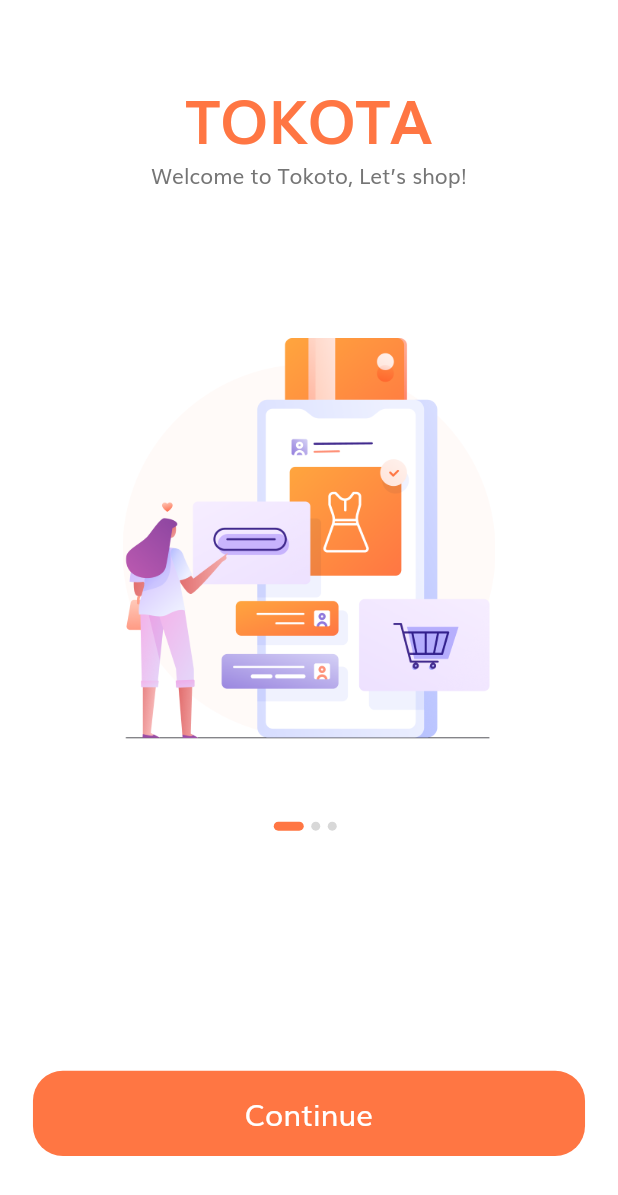
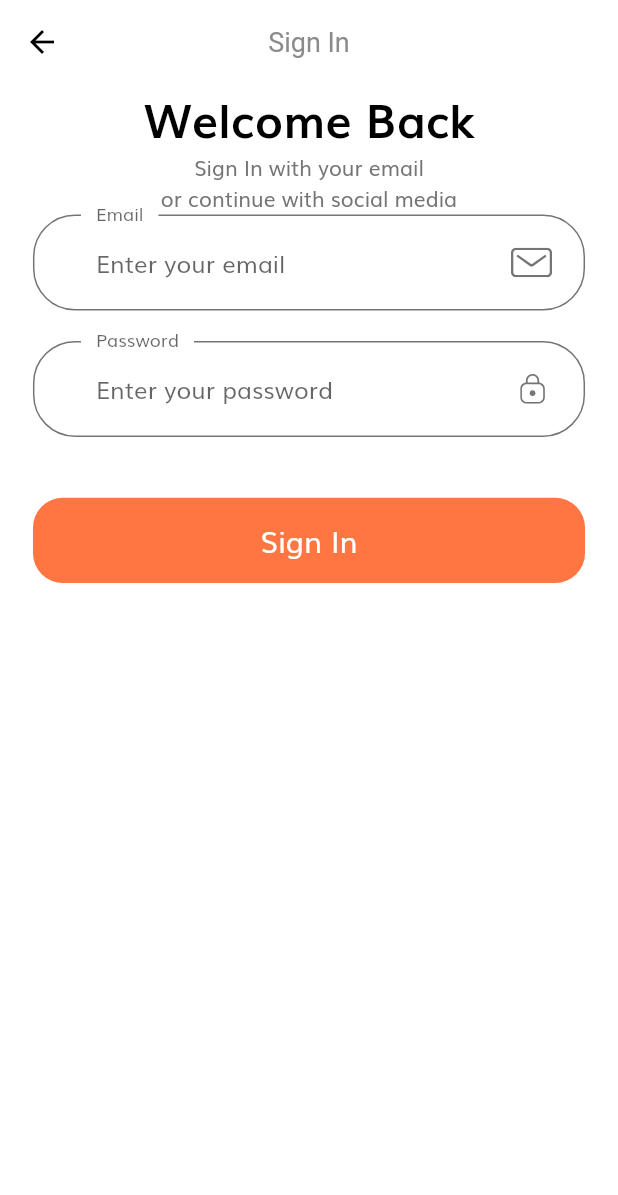
Before and after one commit to AlMamun-CSE/E-Commerce-Final-With-Flutter, a Flutter app: the screen it shows after launch, after a tap on "Continue", on a phone screen of 412 x 824 dp. Shown: the top 1195 px of the screen. Run offline on Flutter 3.47's test engine with Material 2 defaults, Android fonts, the phone set to English and light mode, and no system bars; our stand-ins replace flutter_svg.

Commit message:
Email And Password Text Field Complete!

```diff
--- a/lib/components/body.dart
+++ b/lib/components/body.dart
@@ -1,5 +1,6 @@
 import 'package:flutter/material.dart';
 import 'package:tokota/constants.dart';
+import 'package:tokota/screen/sign_in/sign_in_screen.dart';
 import 'package:tokota/size_config.dart';
 
 //This the best practices
@@ -72,7 +73,7 @@ class _BodyState extends State<Body> {
                   DefaultButton(
                     text: "Continue",
                     press: (){
-
+                      Navigator.pushNamed(context, SignInScreen.routeName);
                     },
                   ),
                   Spacer(),
--- a/lib/constants.dart
+++ b/lib/constants.dart
@@ -11,3 +11,16 @@ const kSecondaryColor = Color(0xFF979797);
 const kTextColor = Color(0xFF757575);
 
 const kAnimationDuration = Duration(milliseconds: 200);
+
+
+// Form Error
+final RegExp emailValidatorRegExp =
+RegExp(r"^[a-zA-Z0-9.]+@[a-zA-Z0-9]+\.[a-zA-Z]+");
+const String kEmailNullError = "Please Enter your email";
+const String kInvalidEmailError = "Please Enter Valid Email";
+const String kPassNullError = "Please Enter your password";
+const String kShortPassError = "Password is too short";
+const String kMatchPassError = "Passwords don't match";
+const String kNamelNullError = "Please Enter your name";
+const String kPhoneNumberNullError = "Please Enter your phone number";
+const String kAddressNullError = "Please Enter your address";
--- a/lib/main.dart
+++ b/lib/main.dart
@@ -2,6 +2,7 @@ import 'package:flutter/material.dart';
 import 'package:tokota/constants.dart';
 import 'package:tokota/route.dart';
 import 'package:tokota/screen/splash/SplashScreen.dart';
+import 'package:tokota/theme.dart';
 
 void main() {
   runApp(MyApp());
@@ -14,15 +15,7 @@ class MyApp extends StatelessWidget {
     return MaterialApp(
       debugShowCheckedModeBanner: false,
       title: 'Flutter Demo',
-      theme: ThemeData(
-        scaffoldBackgroundColor: Colors.white,
-        fontFamily: "Muli",
-        textTheme: TextTheme(
-          bodyText1: TextStyle(color: kTextColor),
-          bodyText2: TextStyle(color: kTextColor),
-        ),
-        visualDensity: VisualDensity.adaptivePlatformDensity,
-      ),
+      theme: themeData(),
       // home: SplashScreen(),
       initialRoute: SplashScreen.routeName,
       routes: route,
--- a/lib/route.dart
+++ b/lib/route.dart
@@ -1,8 +1,10 @@
 import 'package:flutter/material.dart';
+import 'package:tokota/screen/sign_in/sign_in_screen.dart';
 import 'package:tokota/screen/splash/SplashScreen.dart';
 
 // we use route name
 // All our route will be available
 final Map<String, WidgetBuilder> route = {
   SplashScreen.routeName: (context) => SplashScreen(),
+  SignInScreen.routeName: (context) => SignInScreen(),
 };
--- /dev/null
+++ b/lib/screen/sign_in/custom_surffix_icon.dart
@@ -0,0 +1,29 @@
+import 'package:flutter/material.dart';
+import 'package:flutter_svg/svg.dart';
+
+import '../../size_config.dart';
+
+class CustomSurffixIcon extends StatelessWidget {
+  const CustomSurffixIcon({
+    Key key,
+    @required this.svgIcon,
+  }) : super(key: key);
+
+  final String svgIcon;
+
+  @override
+  Widget build(BuildContext context) {
+    return Padding(
+      padding: EdgeInsets.fromLTRB(
+        0,
+        getProportionateScreenWidth(20),
+        getProportionateScreenWidth(20),
+        getProportionateScreenWidth(20),
+      ),
+      child: SvgPicture.asset(
+        svgIcon,
+        height: getProportionateScreenWidth(18),
+      ),
+    );
+  }
+}
--- /dev/null
+++ b/lib/screen/sign_in/sign_in_body.dart
@@ -0,0 +1,166 @@
+import 'package:flutter/material.dart';
+import 'package:flutter/services.dart';
+import 'package:flutter_svg/flutter_svg.dart';
+import 'package:flutter_svg/parser.dart';
+import 'package:tokota/components/default_button.dart';
+import 'package:tokota/constants.dart';
+import 'package:tokota/size_config.dart';
+import 'package:tokota/theme.dart';
+
+import 'custom_surffix_icon.dart';
+import 'form_errors.dart';
+
+class SignInBody extends StatelessWidget {
+  @override
+  Widget build(BuildContext context) {
+    return SafeArea(
+      child: SizedBox(
+        width: double.infinity,
+        child: Padding(
+          padding:
+              EdgeInsets.symmetric(horizontal: getProportionateScreenWidth(20)),
+          child: Column(
+            children: <Widget>[
+              Text(
+                "Welcome Back",
+                style: TextStyle(
+                  color: Colors.black,
+                  fontSize: getProportionateScreenWidth(28),
+                  fontWeight: FontWeight.bold,
+                ),
+              ),
+              Text(
+                "Sign In with your email \nor continue with social media",
+                textAlign: TextAlign.center,
+              ),
+              SignFrom(),
+            ],
+          ),
+        ),
+      ),
+    );
+  }
+}
+
+class SignFrom extends StatefulWidget {
+  @override
+  _SignFromState createState() => _SignFromState();
+}
+
+class _SignFromState extends State<SignFrom> {
+  final _fromKey = GlobalKey<FormState>();
+  String email;
+  String password;
+  final List<String> errors = [];
+
+  @override
+  Widget build(BuildContext context) {
+    return Form(
+      key: _fromKey,
+      child: Column(
+        children: [
+          buildEmailFormField(),
+          SizedBox(
+            height: getProportionateScreenHeight(20),
+          ),
+          buildPasswordFormField(),
+          SizedBox(
+            height: getProportionateScreenHeight(20),
+          ),
+          FromError(errors: errors),
+          SizedBox(
+            height: getProportionateScreenHeight(20),
+          ),
+          DefaultButton(
+            text: "Sign In",
+            press: () {
+              if (_fromKey.currentState.validate()) {
+                _fromKey.currentState.save();
+              }
+            },
+          )
+        ],
+      ),
+    );
+  }
+
+  TextFormField buildPasswordFormField() {
+    return TextFormField(
+      obscureText: true,
+      onSaved: (newValue) => password = newValue,
+      onChanged: (value) {
+        if (value.isNotEmpty && errors.contains(kPassNullError)) {
+          setState(() {
+            errors.remove(kPassNullError);
+          });
+        } else if (value.length >= 8 && errors.contains(kShortPassError)) {
+          setState(() {
+            errors.remove(kShortPassError);
+          });
+        }
+        return null;
+      },
+      validator: (value) {
+        if (value.isEmpty && !errors.contains(kPassNullError)) {
+          setState(() {
+            errors.add(kPassNullError);
+          });
+        } else if (value.length < 8 && !errors.contains(kShortPassError)) {
+          setState(() {
+            errors.add(kShortPassError);
+          });
+        }
+        return null;
+      },
+      decoration: InputDecoration(
+        labelText: "Password",
+        hintText: "Enter your password",
+        floatingLabelBehavior: FloatingLabelBehavior.always,
+        suffixIcon: CustomSurffixIcon(
+          svgIcon: "assets/icons/Lock.svg",
+        ),
+      ),
+    );
+  }
+
+  TextFormField buildEmailFormField() {
+    return TextFormField(
+      keyboardType: TextInputType.emailAddress,
+      onSaved: (newValue) => email = newValue,
+      onChanged: (value) {
+        if (value.isNotEmpty && errors.contains(kEmailNullError)) {
+          setState(() {
+            errors.remove(kEmailNullError);
+          });
+        } else if (emailValidatorRegExp.hasMatch(value) &&
+            errors.contains(kInvalidEmailError)) {
+          setState(() {
+            errors.remove(kInvalidEmailError);
+          });
+        }
+        return null;
+      },
+      validator: (value) {
+        if (value.isEmpty && !errors.contains(kEmailNullError)) {
+          setState(() {
+            errors.add(kEmailNullError);
+          });
+        } else if (!emailValidatorRegExp.hasMatch(value) &&
+            !errors.contains(kInvalidEmailError)) {
+          setState(() {
+            errors.add(kInvalidEmailError);
+          });
+        }
+        return null;
+      },
+      decoration: InputDecoration(
+        labelText: "Email",
+        hintText: "Enter your email",
+        floatingLabelBehavior: FloatingLabelBehavior.always,
+        suffixIcon: CustomSurffixIcon(
+          svgIcon: "assets/icons/Mail.svg",
+        ),
+      ),
+    );
+  }
+}
--- /dev/null
+++ b/lib/screen/sign_in/sign_in_screen.dart
@@ -0,0 +1,18 @@
+import 'package:flutter/material.dart';
+import 'package:tokota/screen/sign_in/sign_in_body.dart';
+
+class SignInScreen extends StatelessWidget {
+  static String routeName = "/sign_in";
+  @override
+  Widget build(BuildContext context) {
+    return Scaffold(
+      appBar: AppBar(
+        centerTitle: true,
+        title: Text(
+          "Sign In",
+        ),
+      ),
+      body: SignInBody(),
+    );
+  }
+}
--- a/lib/theme.dart
+++ b/lib/theme.dart
@@ -2,7 +2,7 @@ import 'package:flutter/material.dart';
 
 import 'constants.dart';
 
-ThemeData theme() {
+ThemeData themeData(){
   return ThemeData(
     scaffoldBackgroundColor: Colors.white,
     fontFamily: "Muli",
@@ -15,16 +15,14 @@ ThemeData theme() {
 
 InputDecorationTheme inputDecorationTheme() {
   OutlineInputBorder outlineInputBorder = OutlineInputBorder(
-    borderRadius: BorderRadius.circular(28),
-    borderSide: BorderSide(color: kTextColor),
-    gapPadding: 10,
-  );
+      borderRadius: BorderRadius.circular(28),
+      borderSide: BorderSide(color: kTextColor),
+      gapPadding: 10,
+    );
   return InputDecorationTheme(
-    // If  you are using latest version of flutter then lable text and hint text shown like this
-    // if you r using flutter less then 1.20.* then maybe this is not working properly
-    // if we are define our floatingLabelBehavior in our theme then it's not applayed
-    floatingLabelBehavior: FloatingLabelBehavior.always,
-    contentPadding: EdgeInsets.symmetric(horizontal: 42, vertical: 20),
+    // floatingLabelBehavior: FloatingLabelBehavior.always,
+    contentPadding:
+    EdgeInsets.symmetric(horizontal: 42, vertical: 20),
     enabledBorder: outlineInputBorder,
     focusedBorder: outlineInputBorder,
     border: outlineInputBorder,
@@ -45,7 +43,9 @@ AppBarTheme appBarTheme() {
     brightness: Brightness.light,
     iconTheme: IconThemeData(color: Colors.black),
     textTheme: TextTheme(
-      headline6: TextStyle(color: Color(0XFF8B8B8B), fontSize: 18),
+      headline6: TextStyle(
+        color: Color(0xFF8B8B8B),fontSize: 18,
+      ),
     ),
   );
 }
```
Also changed, not shown: lib/screen/sign_in/form_errors.dart (added, +38 -0 lines).
